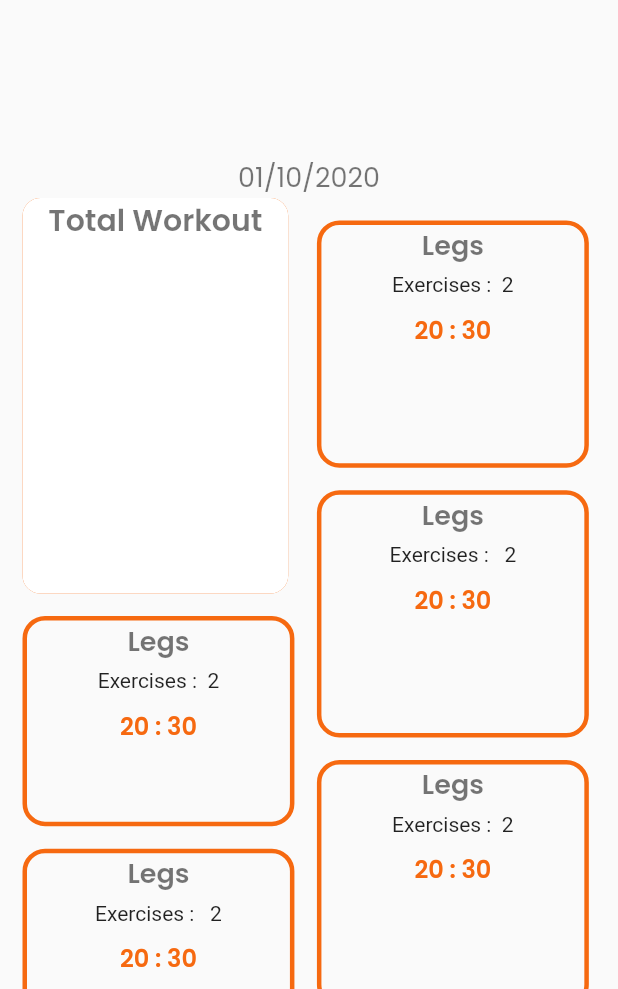
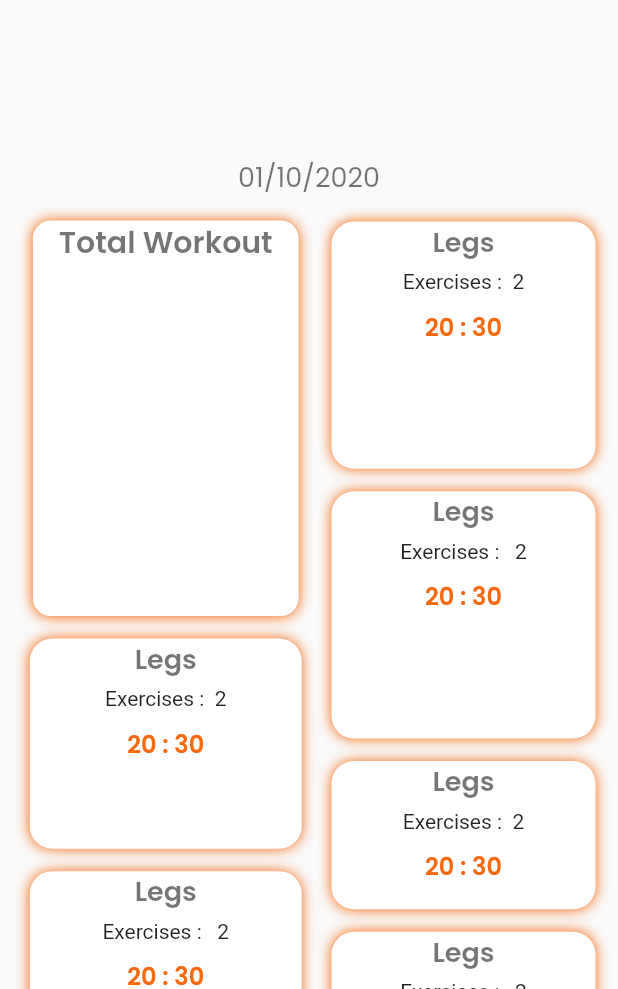
Before and after one commit to movinsilva/x_gym, a Flutter app: the Dashboard screen opened by its route, on a phone screen of 412 x 824 dp, the part 247-1236 px from its top. Run offline on Flutter 3.47's test engine with Material 2 defaults, Android fonts, the light colour scheme and no system bars; drawn by our look-alikes of auto_size_text; our stand-ins replace cached_network_image, device_preview, google_fonts, material_design_icons_flutter, sqflite; accounts and stored records are empty.

Commit message:
dashboard.dart improved

```diff
--- a/lib/screens/dashboard.dart
+++ b/lib/screens/dashboard.dart
@@ -28,28 +28,31 @@ class Dashboard extends StatelessWidget {
               color: Colors.black54,
             ),
           ),
-          SingleChildScrollView(
-                  child: Row(
-                    crossAxisAlignment: CrossAxisAlignment.start,
-                    children: <Widget>[
-                      Column(
-                        mainAxisAlignment: MainAxisAlignment.start,
-                        crossAxisAlignment: CrossAxisAlignment.start,
+          Expanded(
+            child: SingleChildScrollView(
+              child: Expanded(
+                child: Row(
+                  crossAxisAlignment: CrossAxisAlignment.center,
+                  children: <Widget>[
+                    Container(
+                      width: size.width*0.5,
+                      child: Column(
+                        mainAxisAlignment: MainAxisAlignment.center,
+                        crossAxisAlignment: CrossAxisAlignment.center,
                         children: <Widget>[
                           Container(
                             height: size.height * 0.32,
                             width: size.width * 0.43,
-                            margin: const EdgeInsets.only(left: 15),
+                            margin: const EdgeInsets.only(left: 15, top: 15),
                             decoration: BoxDecoration(
                               color: Colors.white,
                               boxShadow: [
                                 BoxShadow(
                                   color: Pallete.DefaultThemeColour,
-                                  blurRadius: 0,
-                                )
+                                  blurRadius: 7,
+                                ),
                               ],
-                              borderRadius:
-                                  BorderRadius.all(Radius.circular(12)),
+                              borderRadius: BorderRadius.all(Radius.circular(12)),
                             ),
                             child: Column(
                               children: <Widget>[
@@ -67,11 +70,16 @@ class Dashboard extends StatelessWidget {
                           Container(
                             margin: const EdgeInsets.only(top: 15, left: 15),
                             decoration: BoxDecoration(
+                              color: Colors.white,
                                 borderRadius:
                                     BorderRadius.all(Radius.circular(15)),
-                                border: Border.all(
-                                    width: 3,
-                                    color: Pallete.DefaultThemeColour)),
+                              boxShadow: [
+                                BoxShadow(
+                                  color: Pallete.DefaultThemeColour,
+                                  blurRadius: 7,
+                                )
+                              ],
+                               ),
                             height: size.height * 0.17,
                             width: size.width * 0.44,
                             child: Column(
@@ -103,13 +111,17 @@ class Dashboard extends StatelessWidget {
                             ),
                           ),
                           Container(
-                            margin: const EdgeInsets.only(top: 15, left: 15),
+                            margin: const EdgeInsets.only(top: 15, left: 15,bottom: 15),
                             decoration: BoxDecoration(
                                 borderRadius:
                                     BorderRadius.all(Radius.circular(15)),
-                                border: Border.all(
-                                    width: 3,
-                                    color: Pallete.DefaultThemeColour)),
+                                color: Colors.white,
+                              boxShadow: [
+                                BoxShadow(
+                                  color: Pallete.DefaultThemeColour,
+                                  blurRadius: 7,
+                                )
+                              ],),
                             height: size.height * 0.17,
                             width: size.width * 0.44,
                             child: Column(
@@ -142,8 +154,12 @@ class Dashboard extends StatelessWidget {
                           ),
                         ],
                       ),
-                      Column(
-                        mainAxisAlignment: MainAxisAlignment.start,
+                    ),
+                    Container(
+                      width: size.width*0.5,
+                      child: Column(
+                        mainAxisAlignment: MainAxisAlignment.center,
+                        crossAxisAlignment: CrossAxisAlignment.center,
                         children: <Widget>[
                           Container(
                             margin: const EdgeInsets.only(
@@ -151,9 +167,13 @@ class Dashboard extends StatelessWidget {
                             decoration: BoxDecoration(
                                 borderRadius:
                                     BorderRadius.all(Radius.circular(15)),
-                                border: Border.all(
-                                    width: 3,
-                                    color: Pallete.DefaultThemeColour)),
+                              color: Colors.white,
+                              boxShadow: [
+                                BoxShadow(
+                                  color: Pallete.DefaultThemeColour,
+                                  blurRadius: 7,
+                                )
+                              ],),
                             height: size.height * 0.2,
                             width: size.width * 0.44,
                             child: Column(
@@ -190,9 +210,13 @@ class Dashboard extends StatelessWidget {
                             decoration: BoxDecoration(
                                 borderRadius:
                                     BorderRadius.all(Radius.circular(15)),
-                                border: Border.all(
-                                    width: 3,
-                                    color: Pallete.DefaultThemeColour)),
+                              color: Colors.white,
+                              boxShadow: [
+                                BoxShadow(
+                                  color: Pallete.DefaultThemeColour,
+                                  blurRadius: 7,
+                                )
+                              ],),
                             height: size.height * 0.2,
                             width: size.width * 0.44,
                             child: Column(
@@ -229,10 +253,14 @@ class Dashboard extends StatelessWidget {
                             decoration: BoxDecoration(
                                 borderRadius:
                                     BorderRadius.all(Radius.circular(15)),
-                                border: Border.all(
-                                    width: 3,
-                                    color: Pallete.DefaultThemeColour)),
-                            height: size.height * 0.2,
+                              color: Colors.white,
+                              boxShadow: [
+                                BoxShadow(
+                                  color: Pallete.DefaultThemeColour,
+                                  blurRadius: 7,
+                                )
+                              ],),
+                            height: size.height * 0.12,
                             width: size.width * 0.44,
                             child: Column(
                               children: <Widget>[
@@ -264,14 +292,18 @@ class Dashboard extends StatelessWidget {
                           ),
                           Container(
                             margin: const EdgeInsets.only(
-                                top: 15, left: 15, right: 15),
+                                top: 15, left: 15, right: 15,bottom: 15),
                             decoration: BoxDecoration(
                                 borderRadius:
                                     BorderRadius.all(Radius.circular(15)),
-                                border: Border.all(
-                                    width: 3,
-                                    color: Pallete.DefaultThemeColour)),
-                            height: size.height * 0.2,
+                              color: Colors.white,
+                              boxShadow: [
+                                BoxShadow(
+                                  color: Pallete.DefaultThemeColour,
+                                  blurRadius: 7,
+                                )
+                              ],),
+                            height: size.height * 0.12,
                             width: size.width * 0.44,
                             child: Column(
                               children: <Widget>[
@@ -303,8 +335,11 @@ class Dashboard extends StatelessWidget {
                           ),
                         ],
                       ),
-                    ],
-                  ),
+                    ),
+                  ],
+                ),
+              ),
+            ),
           ),
         ],
       ),
--- a/lib/screens/notices.dart
+++ b/lib/screens/notices.dart
@@ -1,7 +1,7 @@
 import 'package:flutter/cupertino.dart';
 import 'package:flutter/material.dart';
 import 'package:x_gym/widgets/global/default_background.dart';
-import 'file:///C:/Users/Sandev/Desktop/x_gym/lib/widgets/screens/notice/notice_list_tile.dart';
+import 'file:///C:/Users/Movin Silva/Desktop/Apps/x_gym/lib/widgets/screens/notice/notice_list_tile.dart';
 
 class NoticesPage extends StatelessWidget {
   @override
--- a/lib/widgets/global/default_background.dart
+++ b/lib/widgets/global/default_background.dart
@@ -93,7 +93,7 @@ class _DefaultScaffoldState extends State<DefaultScaffold> {
       resizeToAvoidBottomInset: false,
       key: scaffoldKey,
       body: FittedBox(
-        fit: BoxFit.contain,
+        fit: BoxFit.scaleDown,
         child: Container(
             width: size.width,
             height: size.height,
--- a/pubspec.yaml
+++ b/pubspec.yaml
@@ -12,6 +12,8 @@ dependencies:
   flutter:
     sdk: flutter
   auto_size_text: ^2.1.0
+  # for the preview of the app
+  device_preview: ^0.4.7
   # for the custom fonts use in the app
   google_fonts: ^1.1.0
 
```
Also changed, not shown: lib/main.dart (+10 -1 lines), pubspec.lock.
